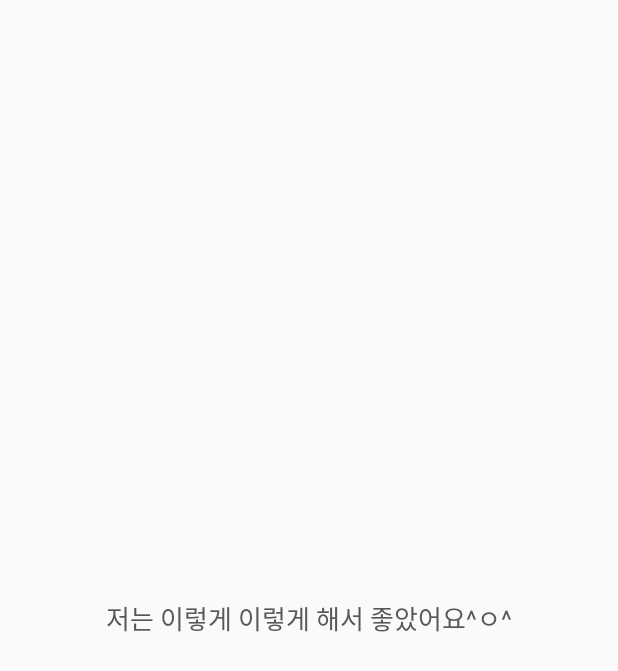
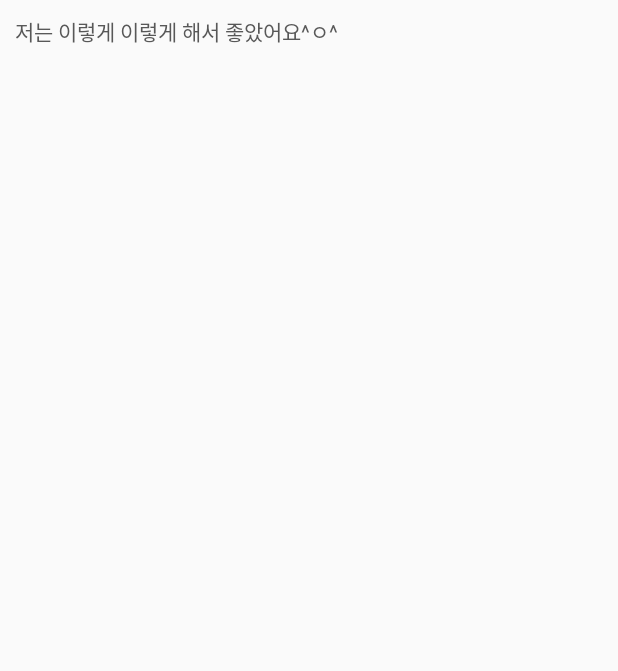
Before and after one commit to openhack-redfan/redfan-android, an Android app: the layout comment_row.xml on its own in the app's theme, with its tools: preview values and no code run, on a phone screen of 412 x 824 dp. Shown: the top 671 px of the screen. Run offline under Robolectric (Android 15) with nearby library versions, the light colour scheme and no system bars; Roboto replaces fonts that are not available here.

Commit message:
말풍선 위치조정 및 프로그래스바 설정

```diff
--- a/RedFanApp/app/src/main/java/redfen/redfanapp/detail_comment/CommentListAdapter.java
+++ b/RedFanApp/app/src/main/java/redfen/redfanapp/detail_comment/CommentListAdapter.java
@@ -8,6 +8,8 @@ import android.view.View;
 import android.view.ViewGroup;
 import android.widget.ArrayAdapter;
 import android.widget.TextView;
+
+import com.tsengvn.typekit.TypekitContextWrapper;
 
 import java.util.ArrayList;
 import java.util.List;
--- a/RedFanApp/app/src/main/res/layout/comment_row.xml
+++ b/RedFanApp/app/src/main/res/layout/comment_row.xml
@@ -12,8 +12,7 @@
         android:text="저는 이렇게 이렇게 해서 좋았어요^ㅇ^"
         android:padding="10dp"
         android:textColor="@color/colorFontComment"
-        android:textSize="17sp"
-        android:gravity="center"
+        android:textSize="14sp"
         app:font="custom3"
         tools:ignore="MissingPrefix" />
 </LinearLayout>
--- a/RedFanApp/app/src/main/res/layout/fragment_total_view4.xml
+++ b/RedFanApp/app/src/main/res/layout/fragment_total_view4.xml
@@ -53,6 +53,7 @@
             android:textColor="@color/colorWhite"
             app:font="custom3"
             tools:ignore="MissingPrefix"
+            android:textSize="11sp"
             android:text="Experence the world of google on our Official Youtube Channel."
             android:layout_margin="10dp"/>
 
```
Also changed, not shown: RedFanApp/app/src/main/java/redfen/redfanapp/VideoListAdapter.java (+22 -21 lines).
